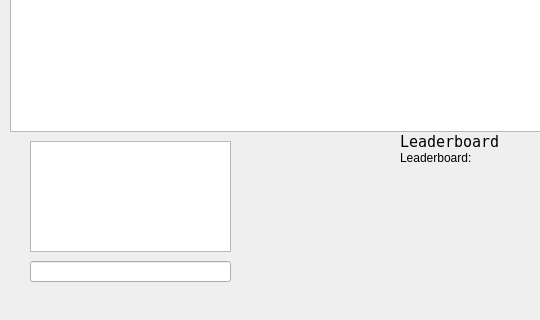
Qt form Gartic_Client/Client/Client/Gartic.ui (Coyotul/furculita) before a commit; both pictures show x 0 to 540 and y 405 to 725 of the 650 by 725 pixel window.
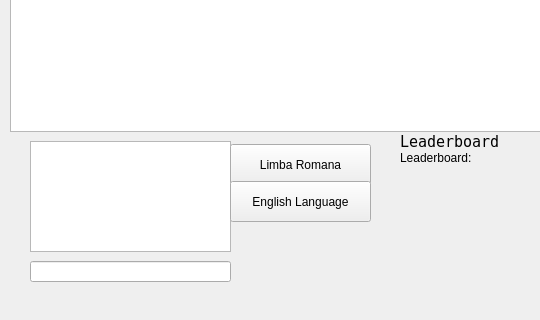
The same form after that commit. Icons and pictures are not drawn.

Commit message: added buttons to choose language

Diff of the .ui file:
```diff
--- a/Gartic_Client/Client/Client/Gartic.ui
+++ b/Gartic_Client/Client/Client/Gartic.ui
@@ -188,6 +188,32 @@
      <string>Leaderboard</string>
     </property>
    </widget>
+   <widget class="QPushButton" name="language1">
+    <property name="geometry">
+     <rect>
+      <x>230</x>
+      <y>513</y>
+      <width>141</width>
+      <height>41</height>
+     </rect>
+    </property>
+    <property name="text">
+     <string>Limba Romana</string>
+    </property>
+   </widget>
+   <widget class="QPushButton" name="wordButton_5">
+    <property name="geometry">
+     <rect>
+      <x>230</x>
+      <y>550</y>
+      <width>141</width>
+      <height>41</height>
+     </rect>
+    </property>
+    <property name="text">
+     <string>English Language</string>
+    </property>
+   </widget>
   </widget>
   <widget class="QMenuBar" name="menuBar">
    <property name="geometry">
```
The commit also changes 23 other files.
